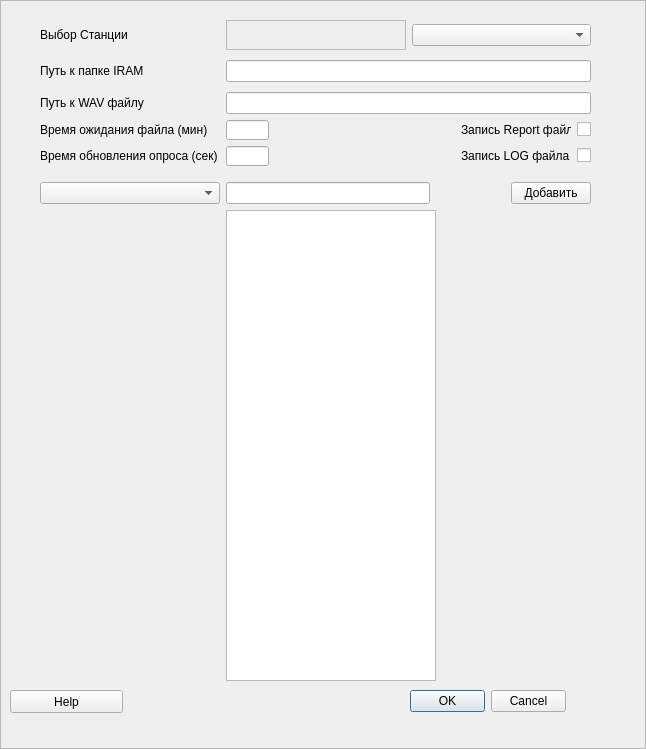
This is Settings.ui in meteoaza/maint as Qt 5 draws it before an edit. The edited form follows.
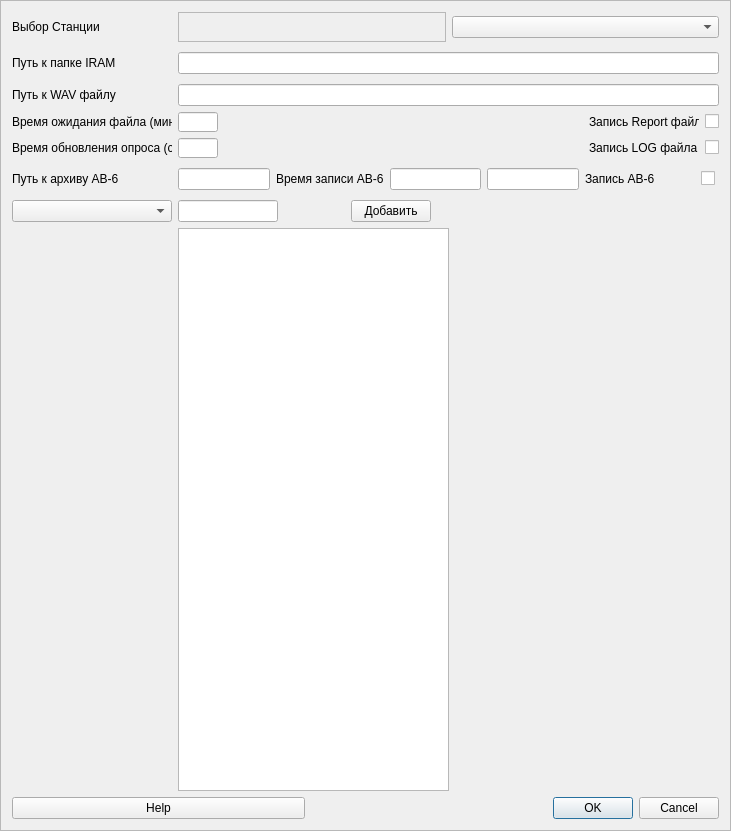
This is the edited form. Icons and pictures are not drawn.

What changed in the file:
```diff
--- a/Settings.ui
+++ b/Settings.ui
@@ -6,14 +6,14 @@
    <rect>
     <x>0</x>
     <y>0</y>
-    <width>646</width>
-    <height>749</height>
+    <width>731</width>
+    <height>831</height>
    </rect>
   </property>
   <property name="maximumSize">
    <size>
-    <width>646</width>
-    <height>749</height>
+    <width>731</width>
+    <height>831</height>
    </size>
   </property>
   <property name="windowTitle">
@@ -26,98 +26,40 @@
   <property name="frameShape">
    <enum>QFrame::StyledPanel</enum>
   </property>
-  <widget class="QWidget" name="verticalLayoutWidget">
-   <property name="geometry">
-    <rect>
-     <x>40</x>
-     <y>20</y>
-     <width>551</width>
-     <height>661</height>
-    </rect>
-   </property>
+  <layout class="QGridLayout" name="gridLayout_2">
+   <item row="0" column="0" colspan="2">
    <layout class="QGridLayout" name="gridLayout">
-    <item row="5" column="0" alignment="Qt::AlignLeft">
-     <widget class="QLabel" name="label_4">
-      <property name="minimumSize">
-       <size>
-        <width>180</width>
-        <height>0</height>
-       </size>
-      </property>
-      <property name="text">
-       <string>Время обновления опроса (сек)</string>
-      </property>
-      <property name="alignment">
-       <set>Qt::AlignLeading|Qt::AlignLeft|Qt::AlignVCenter</set>
-      </property>
-     </widget>
-    </item>
-    <item row="8" column="0">
-     <widget class="QComboBox" name="boxSensors">
-      <property name="sizePolicy">
-       <sizepolicy hsizetype="Preferred" vsizetype="Fixed">
-        <horstretch>0</horstretch>
-        <verstretch>0</verstretch>
-       </sizepolicy>
-      </property>
-     </widget>
-    </item>
-    <item row="1" column="0" alignment="Qt::AlignLeft">
-     <widget class="QLabel" name="label_1">
-      <property name="sizePolicy">
-       <sizepolicy hsizetype="MinimumExpanding" vsizetype="MinimumExpanding">
-        <horstretch>0</horstretch>
-        <verstretch>0</verstretch>
-       </sizepolicy>
-      </property>
-      <property name="minimumSize">
+     <item row="7" column="1">
+      <layout class="QHBoxLayout" name="horizontalLayout">
+       <item>
+        <layout class="QHBoxLayout" name="horizontalLayout_3">
+         <item>
+          <widget class="QTextBrowser" name="viewSensors">
+           <property name="font">
+            <font>
+             <pointsize>15</pointsize>
+             <weight>75</weight>
+             <bold>true</bold>
+            </font>
+           </property>
+          </widget>
+         </item>
+         <item>
+          <spacer name="horizontalSpacer">
+           <property name="orientation">
+            <enum>Qt::Horizontal</enum>
+           </property>
+           <property name="sizeHint" stdset="0">
        <size>
-        <width>180</width>
-        <height>0</height>
-       </size>
-      </property>
-      <property name="maximumSize">
-       <size>
-        <width>500</width>
-        <height>30</height>
-       </size>
-      </property>
-      <property name="text">
-       <string>Путь к папке IRAM</string>
-      </property>
-      <property name="alignment">
-       <set>Qt::AlignLeading|Qt::AlignLeft|Qt::AlignVCenter</set>
-      </property>
-     </widget>
-    </item>
-    <item row="1" column="1">
-     <widget class="QLineEdit" name="lineIRAM">
-      <property name="minimumSize">
-       <size>
-        <width>0</width>
-        <height>15</height>
-       </size>
-      </property>
-      <property name="focusPolicy">
-       <enum>Qt::StrongFocus</enum>
-      </property>
-     </widget>
-    </item>
-    <item row="2" column="0">
-     <widget class="QLabel" name="label_2">
-      <property name="minimumSize">
-       <size>
-        <width>180</width>
-        <height>0</height>
-       </size>
-      </property>
-      <property name="text">
-       <string>Путь к WAV файлу</string>
-      </property>
-      <property name="alignment">
-       <set>Qt::AlignLeading|Qt::AlignLeft|Qt::AlignVCenter</set>
-      </property>
-     </widget>
+             <width>200</width>
+             <height>20</height>
+            </size>
+           </property>
+          </spacer>
+         </item>
+        </layout>
+       </item>
+      </layout>
     </item>
     <item row="2" column="1">
      <widget class="QLineEdit" name="lineSND">
@@ -132,11 +74,11 @@
       </property>
      </widget>
     </item>
-    <item row="4" column="0">
+     <item row="3" column="0">
      <widget class="QLabel" name="label_3">
       <property name="minimumSize">
        <size>
-        <width>180</width>
+         <width>160</width>
         <height>0</height>
        </size>
       </property>
@@ -148,6 +90,22 @@
       </property>
      </widget>
     </item>
+     <item row="2" column="0">
+      <widget class="QLabel" name="label_2">
+       <property name="minimumSize">
+        <size>
+         <width>160</width>
+         <height>0</height>
+        </size>
+       </property>
+       <property name="text">
+        <string>Путь к WAV файлу</string>
+       </property>
+       <property name="alignment">
+        <set>Qt::AlignLeading|Qt::AlignLeft|Qt::AlignVCenter</set>
+       </property>
+      </widget>
+     </item>
     <item row="0" column="0">
      <widget class="QLabel" name="label_0">
       <property name="sizePolicy">
@@ -158,7 +116,7 @@
       </property>
       <property name="minimumSize">
        <size>
-        <width>180</width>
+         <width>160</width>
         <height>0</height>
        </size>
       </property>
@@ -173,112 +131,142 @@
       </property>
      </widget>
     </item>
-    <item row="8" column="1">
-     <layout class="QHBoxLayout" name="horizontalLayout_2">
-      <item>
-       <widget class="QLineEdit" name="lineSensors">
-        <property name="minimumSize">
-         <size>
-          <width>0</width>
-          <height>15</height>
-         </size>
-        </property>
-       </widget>
-      </item>
-      <item>
-       <spacer name="horizontalSpacer_2">
-        <property name="orientation">
-         <enum>Qt::Horizontal</enum>
-        </property>
-        <property name="sizeType">
-         <enum>QSizePolicy::Minimum</enum>
-        </property>
-        <property name="sizeHint" stdset="0">
-         <size>
-          <width>75</width>
-          <height>20</height>
-         </size>
-        </property>
-       </spacer>
-      </item>
-      <item>
-       <widget class="QPushButton" name="buttSensors">
-        <property name="text">
-         <string>Добавить</string>
-        </property>
-       </widget>
-      </item>
-     </layout>
-    </item>
-    <item row="9" column="1">
-     <layout class="QHBoxLayout" name="horizontalLayout">
-      <item>
-       <layout class="QHBoxLayout" name="horizontalLayout_3">
-        <item>
-         <widget class="QTextBrowser" name="viewSensors">
-          <property name="font">
-           <font>
-            <pointsize>15</pointsize>
-            <weight>75</weight>
-            <bold>true</bold>
-           </font>
-          </property>
-         </widget>
-        </item>
-        <item>
-         <spacer name="horizontalSpacer">
-          <property name="orientation">
-           <enum>Qt::Horizontal</enum>
-          </property>
-          <property name="sizeHint" stdset="0">
-           <size>
-            <width>200</width>
-            <height>20</height>
-           </size>
-          </property>
-         </spacer>
-        </item>
-       </layout>
-      </item>
-     </layout>
-    </item>
-    <item row="0" column="1">
-     <layout class="QHBoxLayout" name="horizontalLayout_4">
-      <item>
-       <widget class="QLabel" name="lineStation">
-        <property name="font">
-         <font>
-          <pointsize>15</pointsize>
-          <weight>75</weight>
-          <bold>true</bold>
-         </font>
-        </property>
-        <property name="frameShape">
-         <enum>QFrame::StyledPanel</enum>
-        </property>
-        <property name="text">
-         <string/>
-        </property>
-        <property name="alignment">
-         <set>Qt::AlignCenter</set>
-        </property>
-       </widget>
-      </item>
-      <item>
-       <widget class="QComboBox" name="boxStation">
-        <property name="sizePolicy">
-         <sizepolicy hsizetype="Preferred" vsizetype="Fixed">
-          <horstretch>0</horstretch>
-          <verstretch>0</verstretch>
-         </sizepolicy>
-        </property>
-       </widget>
-      </item>
-     </layout>
-    </item>
     <item row="4" column="1">
+      <layout class="QHBoxLayout" name="horizontalLayout_8">
+       <item alignment="Qt::AlignLeft">
+        <widget class="QLineEdit" name="lineTimer">
+         <property name="sizePolicy">
+          <sizepolicy hsizetype="Expanding" vsizetype="Fixed">
+           <horstretch>0</horstretch>
+           <verstretch>0</verstretch>
+          </sizepolicy>
+         </property>
+         <property name="minimumSize">
+          <size>
+           <width>40</width>
+           <height>15</height>
+          </size>
+         </property>
+         <property name="focusPolicy">
+          <enum>Qt::StrongFocus</enum>
+         </property>
+        </widget>
+       </item>
+       <item>
+        <spacer name="horizontalSpacer_9">
+         <property name="orientation">
+          <enum>Qt::Horizontal</enum>
+         </property>
+         <property name="sizeHint" stdset="0">
+          <size>
+           <width>100</width>
+           <height>20</height>
+          </size>
+         </property>
+        </spacer>
+       </item>
+       <item>
+        <spacer name="horizontalSpacer_4">
+         <property name="orientation">
+          <enum>Qt::Horizontal</enum>
+         </property>
+         <property name="sizeHint" stdset="0">
+          <size>
+           <width>250</width>
+           <height>20</height>
+          </size>
+         </property>
+        </spacer>
+       </item>
+       <item>
+        <spacer name="horizontalSpacer_18">
+         <property name="orientation">
+          <enum>Qt::Horizontal</enum>
+         </property>
+         <property name="sizeHint" stdset="0">
+          <size>
+           <width>250</width>
+           <height>20</height>
+          </size>
+         </property>
+        </spacer>
+       </item>
+       <item>
+        <spacer name="horizontalSpacer_21">
+         <property name="orientation">
+          <enum>Qt::Horizontal</enum>
+         </property>
+         <property name="sizeHint" stdset="0">
+          <size>
+           <width>250</width>
+           <height>20</height>
+          </size>
+         </property>
+        </spacer>
+       </item>
+       <item alignment="Qt::AlignHCenter">
+        <widget class="QLabel" name="label_6">
+         <property name="minimumSize">
+          <size>
+           <width>110</width>
+           <height>0</height>
+          </size>
+         </property>
+         <property name="text">
+          <string>Запись LOG файла</string>
+         </property>
+         <property name="alignment">
+          <set>Qt::AlignLeading|Qt::AlignLeft|Qt::AlignVCenter</set>
+         </property>
+        </widget>
+       </item>
+       <item alignment="Qt::AlignRight">
+        <widget class="QCheckBox" name="checkLogW">
+         <property name="minimumSize">
+          <size>
+           <width>0</width>
+           <height>15</height>
+          </size>
+         </property>
+         <property name="text">
+          <string/>
+         </property>
+        </widget>
+       </item>
+       <item>
+        <spacer name="horizontalSpacer_7">
+         <property name="orientation">
+          <enum>Qt::Horizontal</enum>
+         </property>
+         <property name="sizeType">
+          <enum>QSizePolicy::Preferred</enum>
+         </property>
+         <property name="sizeHint" stdset="0">
+          <size>
+           <width>20</width>
+           <height>20</height>
+          </size>
+         </property>
+        </spacer>
+       </item>
+      </layout>
+     </item>
+     <item row="1" column="1">
+      <widget class="QLineEdit" name="lineIRAM">
+       <property name="minimumSize">
+        <size>
+         <width>0</width>
+         <height>15</height>
+        </size>
+       </property>
+       <property name="focusPolicy">
+        <enum>Qt::StrongFocus</enum>
+       </property>
+      </widget>
+     </item>
+     <item row="3" column="1">
      <layout class="QHBoxLayout" name="horizontalLayout_7">
-      <item>
+       <item alignment="Qt::AlignLeft">
        <widget class="QLineEdit" name="lineFileT">
         <property name="sizePolicy">
          <sizepolicy hsizetype="Expanding" vsizetype="Fixed">
@@ -297,6 +285,19 @@
         </property>
        </widget>
       </item>
+       <item>
+        <spacer name="horizontalSpacer_10">
+         <property name="orientation">
+          <enum>Qt::Horizontal</enum>
+         </property>
+         <property name="sizeHint" stdset="0">
+          <size>
+           <width>100</width>
+           <height>20</height>
+          </size>
+         </property>
+        </spacer>
+       </item>
       <item>
        <spacer name="horizontalSpacer_3">
         <property name="orientation">
@@ -311,6 +312,32 @@
        </spacer>
       </item>
       <item>
+        <spacer name="horizontalSpacer_19">
+         <property name="orientation">
+          <enum>Qt::Horizontal</enum>
+         </property>
+         <property name="sizeHint" stdset="0">
+          <size>
+           <width>250</width>
+           <height>20</height>
+          </size>
+         </property>
+        </spacer>
+       </item>
+       <item>
+        <spacer name="horizontalSpacer_22">
+         <property name="orientation">
+          <enum>Qt::Horizontal</enum>
+         </property>
+         <property name="sizeHint" stdset="0">
+          <size>
+           <width>250</width>
+           <height>20</height>
+          </size>
+         </property>
+        </spacer>
+       </item>
+       <item alignment="Qt::AlignHCenter">
        <widget class="QLabel" name="label_5">
         <property name="minimumSize">
          <size>
@@ -326,7 +353,7 @@
         </property>
        </widget>
       </item>
-      <item>
+       <item alignment="Qt::AlignRight">
        <widget class="QCheckBox" name="checkRepW">
         <property name="minimumSize">
          <size>
@@ -344,6 +371,9 @@
         <property name="orientation">
          <enum>Qt::Horizontal</enum>
         </property>
+         <property name="sizeType">
+          <enum>QSizePolicy::Preferred</enum>
+         </property>
         <property name="sizeHint" stdset="0">
          <size>
           <width>20</width>
@@ -354,10 +384,44 @@
       </item>
      </layout>
     </item>
+     <item row="0" column="1">
+      <layout class="QHBoxLayout" name="horizontalLayout_4">
+       <item>
+        <widget class="QLabel" name="lineStation">
+         <property name="font">
+          <font>
+           <pointsize>15</pointsize>
+           <weight>75</weight>
+           <bold>true</bold>
+          </font>
+         </property>
+         <property name="frameShape">
+          <enum>QFrame::StyledPanel</enum>
+         </property>
+         <property name="text">
+          <string/>
+         </property>
+         <property name="alignment">
+          <set>Qt::AlignCenter</set>
+         </property>
+        </widget>
+       </item>
+       <item>
+        <widget class="QComboBox" name="boxStation">
+         <property name="sizePolicy">
+          <sizepolicy hsizetype="Preferred" vsizetype="Fixed">
+           <horstretch>0</horstretch>
+           <verstretch>0</verstretch>
+          </sizepolicy>
+         </property>
+        </widget>
+       </item>
+      </layout>
+     </item>
     <item row="5" column="1">
-     <layout class="QHBoxLayout" name="horizontalLayout_8">
-      <item>
-       <widget class="QLineEdit" name="lineTimer">
+      <layout class="QHBoxLayout" name="horizontalLayout_5">
+       <item alignment="Qt::AlignLeft">
+        <widget class="QLineEdit" name="lineAV6">
         <property name="sizePolicy">
          <sizepolicy hsizetype="Expanding" vsizetype="Fixed">
           <horstretch>0</horstretch>
@@ -366,8 +430,8 @@
         </property>
         <property name="minimumSize">
          <size>
-          <width>40</width>
-          <height>15</height>
+           <width>0</width>
+           <height>20</height>
          </size>
         </property>
         <property name="focusPolicy">
@@ -375,8 +439,71 @@
         </property>
        </widget>
       </item>
+       <item alignment="Qt::AlignLeft">
+        <widget class="QLabel" name="label">
+         <property name="sizePolicy">
+          <sizepolicy hsizetype="Preferred" vsizetype="Fixed">
+           <horstretch>0</horstretch>
+           <verstretch>0</verstretch>
+          </sizepolicy>
+         </property>
+         <property name="minimumSize">
+          <size>
+           <width>0</width>
+           <height>20</height>
+          </size>
+         </property>
+         <property name="text">
+          <string>Время записи АВ-6</string>
+         </property>
+        </widget>
+       </item>
+       <item alignment="Qt::AlignLeft">
+        <widget class="QLineEdit" name="lineAVtime1">
+         <property name="sizePolicy">
+          <sizepolicy hsizetype="Expanding" vsizetype="Fixed">
+           <horstretch>0</horstretch>
+           <verstretch>0</verstretch>
+          </sizepolicy>
+         </property>
+         <property name="minimumSize">
+          <size>
+           <width>0</width>
+           <height>20</height>
+          </size>
+         </property>
+        </widget>
+       </item>
+       <item alignment="Qt::AlignLeft">
+        <widget class="QLineEdit" name="lineAVtime2">
+         <property name="sizePolicy">
+          <sizepolicy hsizetype="Expanding" vsizetype="Fixed">
+           <horstretch>0</horstretch>
+           <verstretch>0</verstretch>
+          </sizepolicy>
+         </property>
+         <property name="minimumSize">
+          <size>
+           <width>0</width>
+           <height>20</height>
+          </size>
+         </property>
+        </widget>
+       </item>
       <item>
-       <spacer name="horizontalSpacer_4">
+        <spacer name="horizontalSpacer_23">
+         <property name="sizePolicy">
+          <sizepolicy hsizetype="Expanding" vsizetype="Minimum">
+           <horstretch>0</horstretch>
+           <verstretch>0</verstretch>
+          </sizepolicy>
+         </property>
+         <property name="minimumSize">
+          <size>
+           <width>0</width>
+           <height>20</height>
+          </size>
+         </property>
         <property name="orientation">
          <enum>Qt::Horizontal</enum>
         </property>
@@ -388,24 +515,30 @@
         </property>
        </spacer>
       </item>
-      <item>
-       <widget class="QLabel" name="label_6">
+       <item alignment="Qt::AlignHCenter">
+        <widget class="QLabel" name="label_8">
+         <property name="sizePolicy">
+          <sizepolicy hsizetype="Preferred" vsizetype="Fixed">
+           <horstretch>0</horstretch>
+           <verstretch>0</verstretch>
+          </sizepolicy>
+         </property>
         <property name="minimumSize">
          <size>
           <width>110</width>
-          <height>0</height>
+           <height>20</height>
          </size>
         </property>
         <property name="text">
-         <string>Запись LOG файла</string>
+          <string>Запись АВ-6</string>
         </property>
         <property name="alignment">
          <set>Qt::AlignLeading|Qt::AlignLeft|Qt::AlignVCenter</set>
         </property>
        </widget>
       </item>
-      <item>
-       <widget class="QCheckBox" name="checkLogW">
+       <item alignment="Qt::AlignRight">
+        <widget class="QCheckBox" name="checkAv6">
         <property name="minimumSize">
          <size>
           <width>0</width>
@@ -417,34 +550,217 @@
         </property>
        </widget>
       </item>
-     </layout>
-    </item>
+       <item>
+        <spacer name="horizontalSpacer_8">
+         <property name="orientation">
+          <enum>Qt::Horizontal</enum>
+         </property>
+         <property name="sizeType">
+          <enum>QSizePolicy::Preferred</enum>
+         </property>
+         <property name="sizeHint" stdset="0">
+          <size>
+           <width>20</width>
+           <height>20</height>
+          </size>
+         </property>
+        </spacer>
+       </item>
+      </layout>
+     </item>
+     <item row="4" column="0" alignment="Qt::AlignLeft">
+      <widget class="QLabel" name="label_4">
+       <property name="minimumSize">
+        <size>
+         <width>160</width>
+         <height>0</height>
+        </size>
+       </property>
+       <property name="text">
+        <string>Время обновления опроса (сек)</string>
+       </property>
+       <property name="alignment">
+        <set>Qt::AlignLeading|Qt::AlignLeft|Qt::AlignVCenter</set>
+       </property>
+      </widget>
+     </item>
+     <item row="1" column="0" alignment="Qt::AlignLeft">
+      <widget class="QLabel" name="label_1">
+       <property name="sizePolicy">
+        <sizepolicy hsizetype="MinimumExpanding" vsizetype="MinimumExpanding">
+         <horstretch>0</horstretch>
+         <verstretch>0</verstretch>
+        </sizepolicy>
+       </property>
+       <property name="minimumSize">
+        <size>
+         <width>160</width>
+         <height>0</height>
+        </size>
+       </property>
+       <property name="maximumSize">
+        <size>
+         <width>500</width>
+         <height>30</height>
+        </size>
+       </property>
+       <property name="text">
+        <string>Путь к папке IRAM</string>
+       </property>
+       <property name="alignment">
+        <set>Qt::AlignLeading|Qt::AlignLeft|Qt::AlignVCenter</set>
+       </property>
+      </widget>
+     </item>
     <item row="6" column="1">
-     <spacer name="verticalSpacer">
+      <layout class="QHBoxLayout" name="horizontalLayout_2">
+       <item>
+        <widget class="QLineEdit" name="lineSensors">
+         <property name="minimumSize">
+          <size>
+           <width>0</width>
+           <height>15</height>
+          </size>
+         </property>
+        </widget>
+       </item>
+       <item>
+        <spacer name="horizontalSpacer_2">
       <property name="orientation">
-       <enum>Qt::Vertical</enum>
+          <enum>Qt::Horizontal</enum>
       </property>
       <property name="sizeType">
-       <enum>QSizePolicy::Minimum</enum>
+          <enum>QSizePolicy::Expanding</enum>
       </property>
       <property name="sizeHint" stdset="0">
        <size>
-        <width>20</width>
-        <height>10</height>
+           <width>75</width>
+           <height>20</height>
        </size>
       </property>
      </spacer>
     </item>
-   </layout>
-  </widget>
+       <item>
+        <widget class="QPushButton" name="buttSensors">
+         <property name="text">
+          <string>Добавить</string>
+         </property>
+        </widget>
+       </item>
+       <item>
+        <spacer name="horizontalSpacer_14">
+         <property name="orientation">
+          <enum>Qt::Horizontal</enum>
+         </property>
+         <property name="sizeHint" stdset="0">
+          <size>
+           <width>80</width>
+           <height>20</height>
+          </size>
+         </property>
+        </spacer>
+       </item>
+       <item>
+        <spacer name="horizontalSpacer_13">
+         <property name="orientation">
+          <enum>Qt::Horizontal</enum>
+         </property>
+         <property name="sizeHint" stdset="0">
+          <size>
+           <width>80</width>
+           <height>20</height>
+          </size>
+         </property>
+        </spacer>
+       </item>
+       <item>
+        <spacer name="horizontalSpacer_12">
+         <property name="orientation">
+          <enum>Qt::Horizontal</enum>
+         </property>
+         <property name="sizeHint" stdset="0">
+          <size>
+           <width>80</width>
+           <height>20</height>
+          </size>
+         </property>
+        </spacer>
+       </item>
+       <item>
+        <spacer name="horizontalSpacer_11">
+         <property name="orientation">
+          <enum>Qt::Horizontal</enum>
+         </property>
+         <property name="sizeHint" stdset="0">
+          <size>
+           <width>80</width>
+           <height>20</height>
+          </size>
+         </property>
+        </spacer>
+       </item>
+      </layout>
+     </item>
+     <item row="5" column="0">
+      <widget class="QLabel" name="label_7">
+       <property name="sizePolicy">
+        <sizepolicy hsizetype="MinimumExpanding" vsizetype="MinimumExpanding">
+         <horstretch>0</horstretch>
+         <verstretch>0</verstretch>
+        </sizepolicy>
+       </property>
+       <property name="minimumSize">
+        <size>
+         <width>160</width>
+         <height>0</height>
+        </size>
+       </property>
+       <property name="maximumSize">
+        <size>
+         <width>500</width>
+         <height>30</height>
+        </size>
+       </property>
+       <property name="text">
+        <string>Путь к архиву АВ-6</string>
+       </property>
+       <property name="alignment">
+        <set>Qt::AlignLeading|Qt::AlignLeft|Qt::AlignVCenter</set>
+       </property>
+      </widget>
+     </item>
+     <item row="6" column="0">
+      <widget class="QComboBox" name="boxSensors">
+       <property name="sizePolicy">
+        <sizepolicy hsizetype="Preferred" vsizetype="Fixed">
+         <horstretch>0</horstretch>
+         <verstretch>0</verstretch>
+        </sizepolicy>
+       </property>
+       <property name="minimumSize">
+        <size>
+         <width>160</width>
+         <height>0</height>
+        </size>
+       </property>
+      </widget>
+     </item>
+    </layout>
+   </item>
+   <item row="1" column="0">
+    <widget class="QPushButton" name="buttHelp">
+     <property name="text">
+      <string>Help</string>
+     </property>
+    </widget>
+   </item>
+   <item row="1" column="1">
   <widget class="QDialogButtonBox" name="buttOK">
-   <property name="geometry">
-    <rect>
-     <x>410</x>
-     <y>690</y>
-     <width>156</width>
+     <property name="maximumSize">
+      <size>
+       <width>630</width>
      <height>23</height>
-    </rect>
+      </size>
    </property>
    <property name="focusPolicy">
     <enum>Qt::TabFocus</enum>
@@ -456,19 +772,8 @@
     <bool>false</bool>
    </property>
   </widget>
-  <widget class="QPushButton" name="buttHelp">
-   <property name="geometry">
-    <rect>
-     <x>10</x>
-     <y>690</y>
-     <width>113</width>
-     <height>23</height>
-    </rect>
-   </property>
-   <property name="text">
-    <string>Help</string>
-   </property>
-  </widget>
+   </item>
+  </layout>
  </widget>
  <tabstops>
   <tabstop>buttOK</tabstop>
```
Lines whose indentation alone changed are shown as unchanged.
